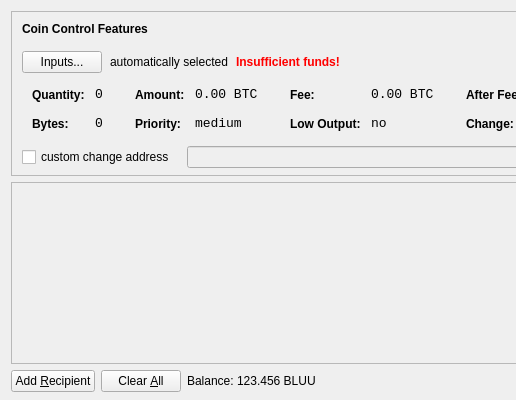
Qt form src/qt/forms/sendcoinsdialog.ui (bluucoin/BluuCoin) before a commit; both pictures show x 0 to 516 and y 0 to 400 of the 850 by 400 pixel window.
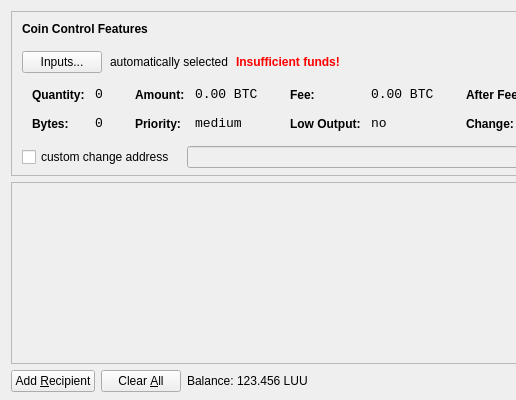
The same form after that commit. Icons and pictures are not drawn.

Patch:
```diff
--- a/src/qt/forms/sendcoinsdialog.ui
+++ b/src/qt/forms/sendcoinsdialog.ui
@@ -720,7 +720,7 @@
           <cursorShape>IBeamCursor</cursorShape>
          </property>
          <property name="text">
-          <string>123.456 BLUU</string>
+          <string>123.456 LUU</string>
          </property>
          <property name="textInteractionFlags">
           <set>Qt::LinksAccessibleByMouse|Qt::TextSelectableByKeyboard|Qt::TextSelectableByMouse</set>
```
